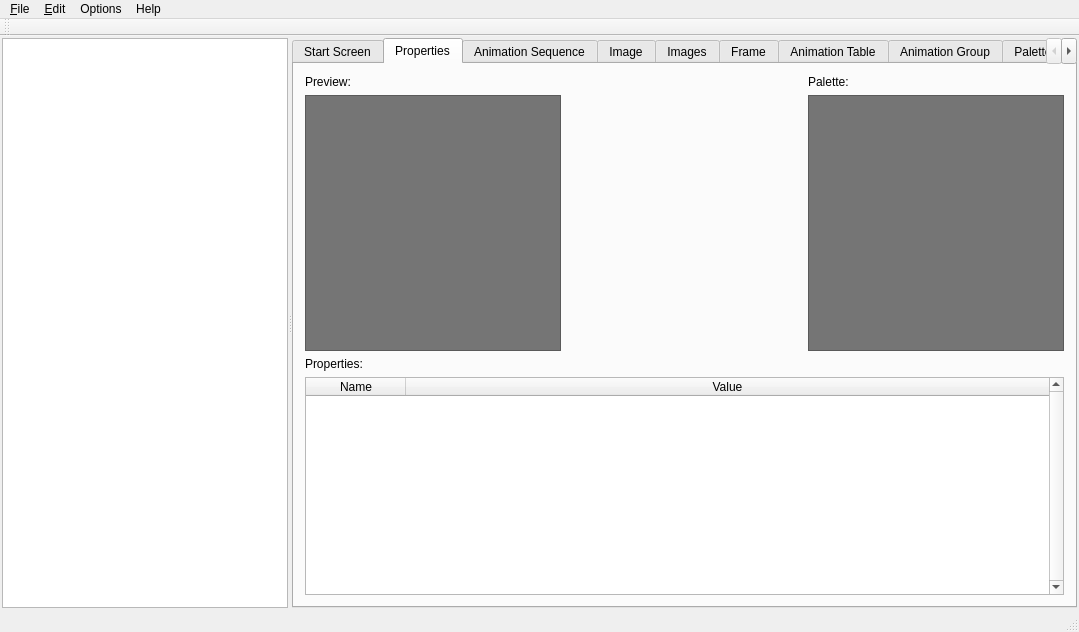
Before: the Qt Designer form mainwindow.ui in PsyCommando/ppmdu_spriteeditor, drawn with Qt 5.
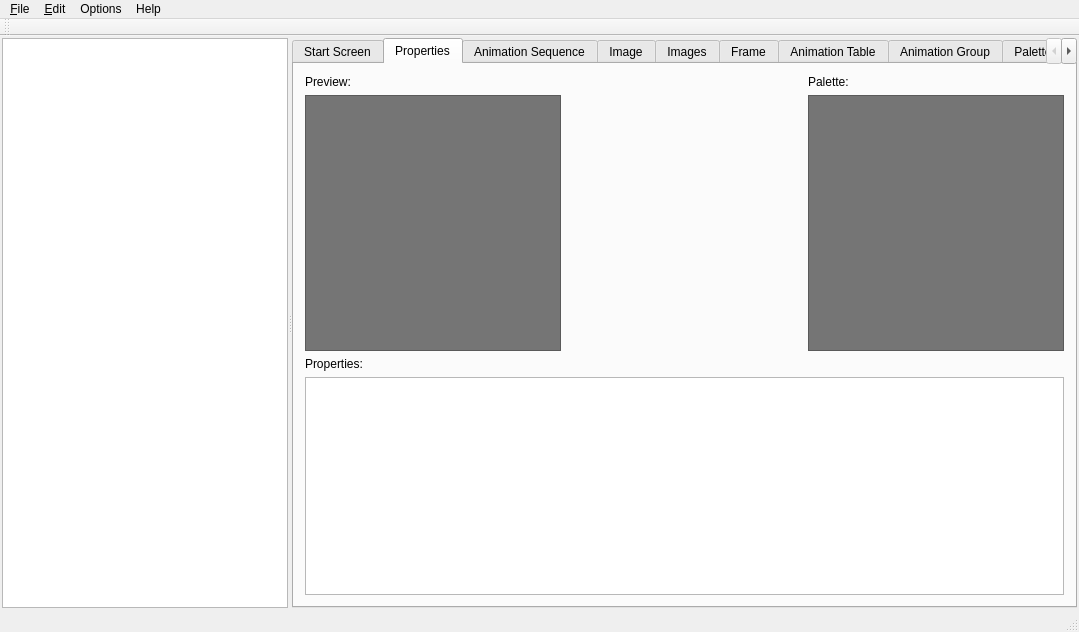
After: the same form once the commit is applied. Icons and pictures are not drawn.

```diff
--- a/mainwindow.ui
+++ b/mainwindow.ui
@@ -471,9 +471,12 @@
             </widget>
            </item>
            <item>
-            <widget class="QTableWidget" name="tblProperties">
-             <property name="verticalScrollBarPolicy">
-              <enum>Qt::ScrollBarAlwaysOn</enum>
+            <widget class="QTableView" name="tblProperties">
+             <property name="showDropIndicator" stdset="0">
+              <bool>false</bool>
+             </property>
+             <property name="dragDropOverwriteMode">
+              <bool>false</bool>
              </property>
              <property name="alternatingRowColors">
               <bool>true</bool>
@@ -481,25 +484,9 @@
              <property name="selectionBehavior">
               <enum>QAbstractItemView::SelectRows</enum>
              </property>
-             <property name="columnCount">
-              <number>2</number>
-             </property>
              <attribute name="horizontalHeaderStretchLastSection">
               <bool>true</bool>
              </attribute>
-             <attribute name="verticalHeaderStretchLastSection">
-              <bool>true</bool>
-             </attribute>
-             <column>
-              <property name="text">
-               <string>Name</string>
-              </property>
-             </column>
-             <column>
-              <property name="text">
-               <string>Value</string>
-              </property>
-             </column>
             </widget>
            </item>
           </layout>
```
Left out of the diff: 14 changed lines with no effect on the pictures.
